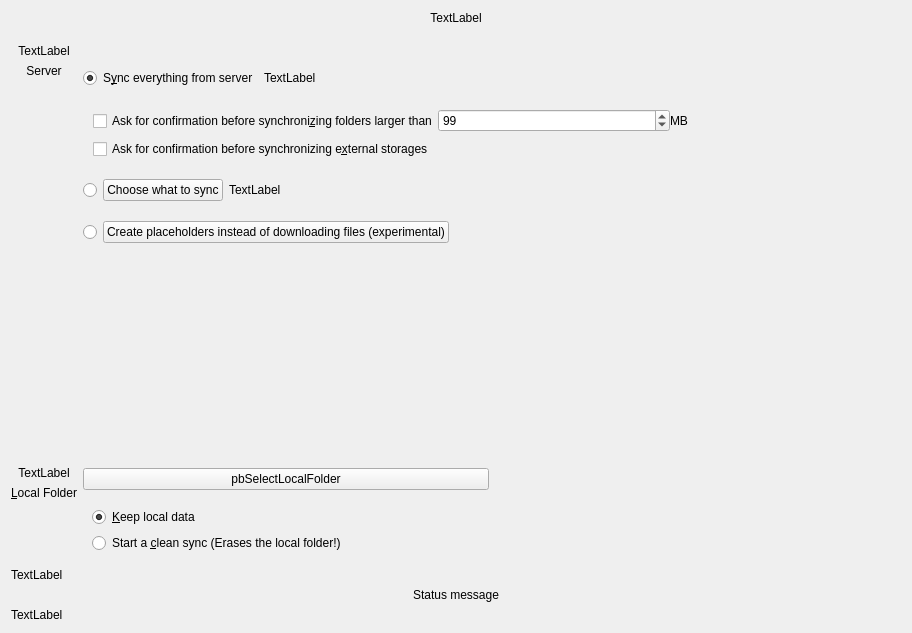
owncloud/client, file src/gui/wizard/owncloudadvancedsetuppage.ui: the form before one commit.
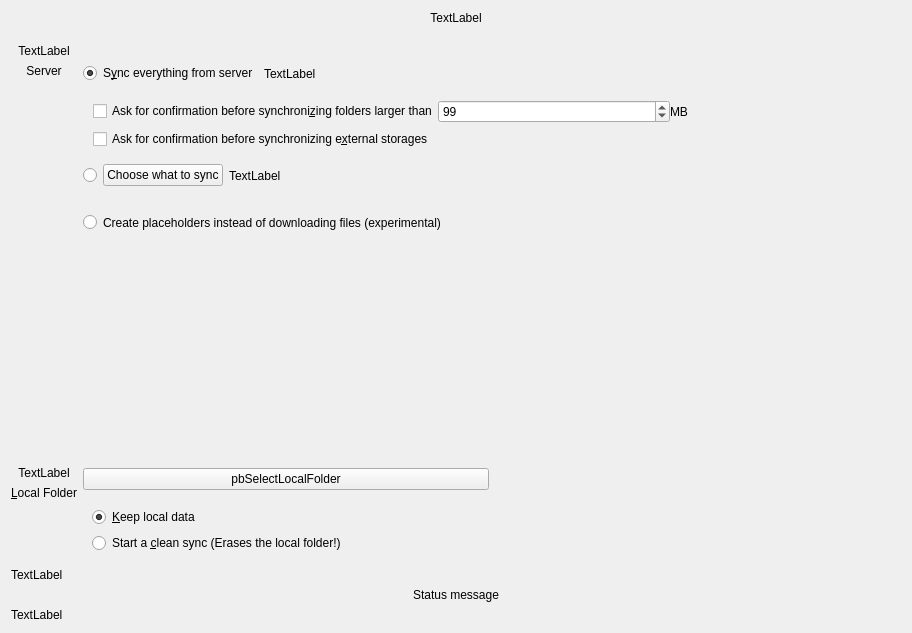
The form after the commit.

Commit message: fixup for placeholder option in account wizard

```diff
--- a/src/gui/wizard/owncloudadvancedsetuppage.ui
+++ b/src/gui/wizard/owncloudadvancedsetuppage.ui
@@ -391,20 +391,13 @@
              </sizepolicy>
             </property>
             <property name="text">
-             <string/>
+             <string>Create placeholders instead of downloading files (experimental)</string>
             </property>
             <property name="checkable">
              <bool>false</bool>
             </property>
            </widget>
           </item>
-          <item>
-           <widget class="QPushButton" name="bPlaceholderSync">
-            <property name="text">
-             <string>Create placeholders instead of downloading files (experimental)</string>
-            </property>
-           </widget>
-          </item>
           <item>
            <spacer name="horizontalSpacer_5">
             <property name="orientation">
```
The commit also changes 6 other files.
